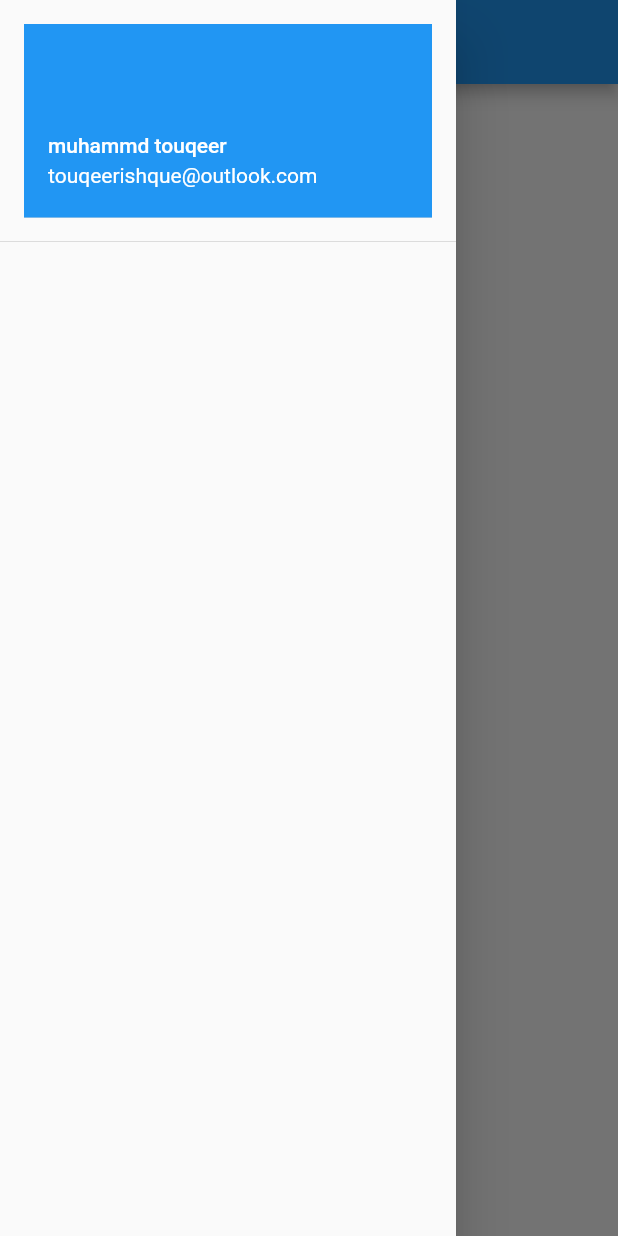
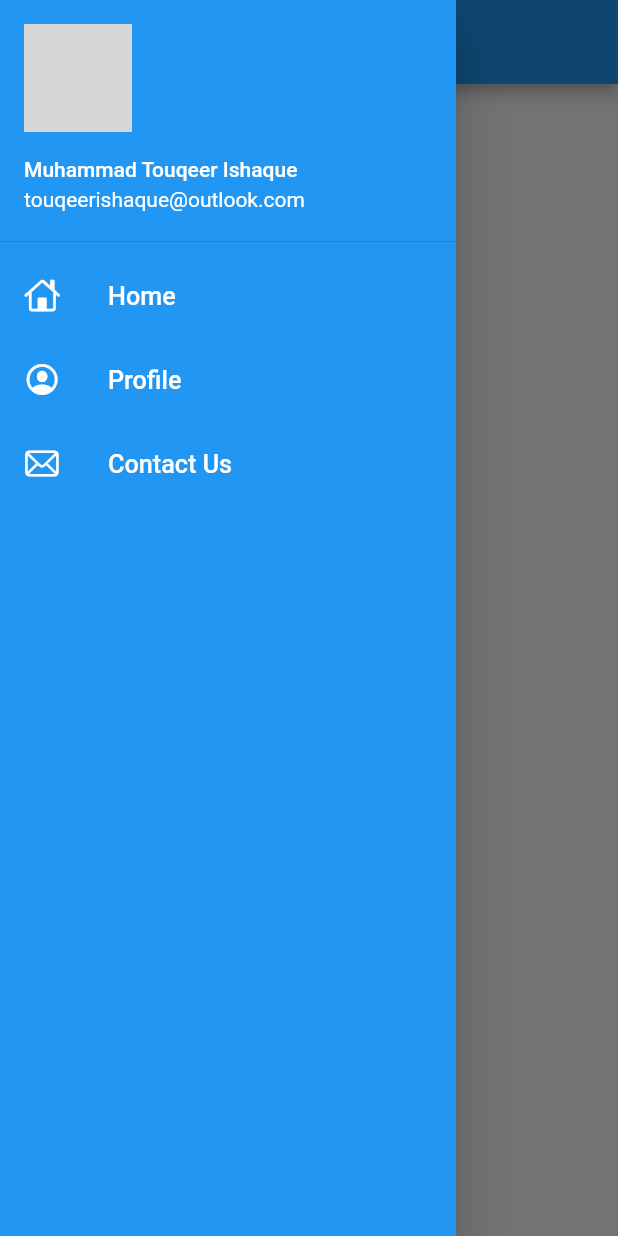
Before and after one commit to TouqeerIshaque/30daysofflutter, a Flutter app: the screen it shows after launch, with the side drawer open, on a phone screen of 412 x 824 dp. Run offline on Flutter 3.47's test engine with Material 2 defaults, Android fonts, the phone set to English and light mode, and no system bars; our stand-ins replace google_fonts; network calls fail; grey boxes are pictures that could not be loaded.

Commit message:
darwer completed

```diff
--- a/lib/main.dart
+++ b/lib/main.dart
@@ -22,9 +22,9 @@ class myApp extends StatelessWidget {
       //  primaryTextTheme: GoogleFonts.latoTextTheme(),
      )
       ,
-      initialRoute: "/",
+      initialRoute: MyRoutes.homeRoute,
       routes: {
-      "/"  : (context) => HomePage(),
+      "/"  : (context) =>Loginpage(),
       MyRoutes.loginRoute : (context) => Loginpage(),
       MyRoutes.homeRoute : ((context) => HomePage())
       }
--- a/lib/pages/homepage.dart
+++ b/lib/pages/homepage.dart
@@ -1,5 +1,6 @@
 import 'package:flutter/material.dart';
-import 'package:flutter_application_1/widgets/drawer.dart';
+
+import '../widgets/drawer.dart';
 
 class  HomePage extends StatelessWidget {
 
--- a/lib/widgets/drawer.dart
+++ b/lib/widgets/drawer.dart
@@ -1,26 +1,65 @@
 // ignore_for_file: prefer_const_constructors
 
+
+import 'package:flutter/cupertino.dart';
 import 'package:flutter/material.dart';
 
-
-
 class MyDrawer extends StatelessWidget {
-
   @override
   Widget build(BuildContext context) {
+    final userAccountimg =
+        "https://i.postimg.cc/wBvX9081/16143603-1350464671699269-810073582360532425-o.jpg";
     return Drawer(
-      child: ListView(
-      children: [
-        DrawerHeader(
-          child :
-           UserAccountsDrawerHeader (
-            accountName: Text("muhammd touqeer"),
-            accountEmail: Text("touqeerishque@outlook.com"),
-            )
-            )
-      ],
+      child: Container(
+        color: Colors.blue,
+        child: ListView(
+          children: [
+            DrawerHeader(
+                padding: EdgeInsets.zero,
+                child: UserAccountsDrawerHeader(
+                  margin: EdgeInsets.zero,
+                  accountEmail: Text("touqeerishaque@outlook.com"),
+                  accountName: Text("Muhammad Touqeer Ishaque"),
+                  currentAccountPicture:
+                      CircleAvatar(backgroundImage: NetworkImage(userAccountimg)),
+                ),
+                ),
+                ListTile(
+                  leading: Icon(CupertinoIcons.home ,
+                   color: Colors.white,),
+                 title: Text("Home",
+                 textScaleFactor: 1.2 ,
+                    style: TextStyle(
+                  color: Colors.white,
+                 ),)
+
+                ),
+
+                   ListTile(
+                  leading: Icon(CupertinoIcons.profile_circled ,
+                   color: Colors.white,),
+                 title: Text("Profile",
+                 textScaleFactor: 1.2 ,
+                    style: TextStyle(
+                  color: Colors.white,
+                 ),)
+
+                ),
+
+                   ListTile(
+                  leading: Icon(CupertinoIcons.mail ,
+                   color: Colors.white,),
+                 title: Text("Contact Us",
+                 textScaleFactor: 1.2 ,
+                    style: TextStyle(
+                  color: Colors.white,
+                 ),)
+
+                )
+
+          ],
+        ),
       ),
-
     );
   }
 }
```
Also changed, not shown: 2 other files.
